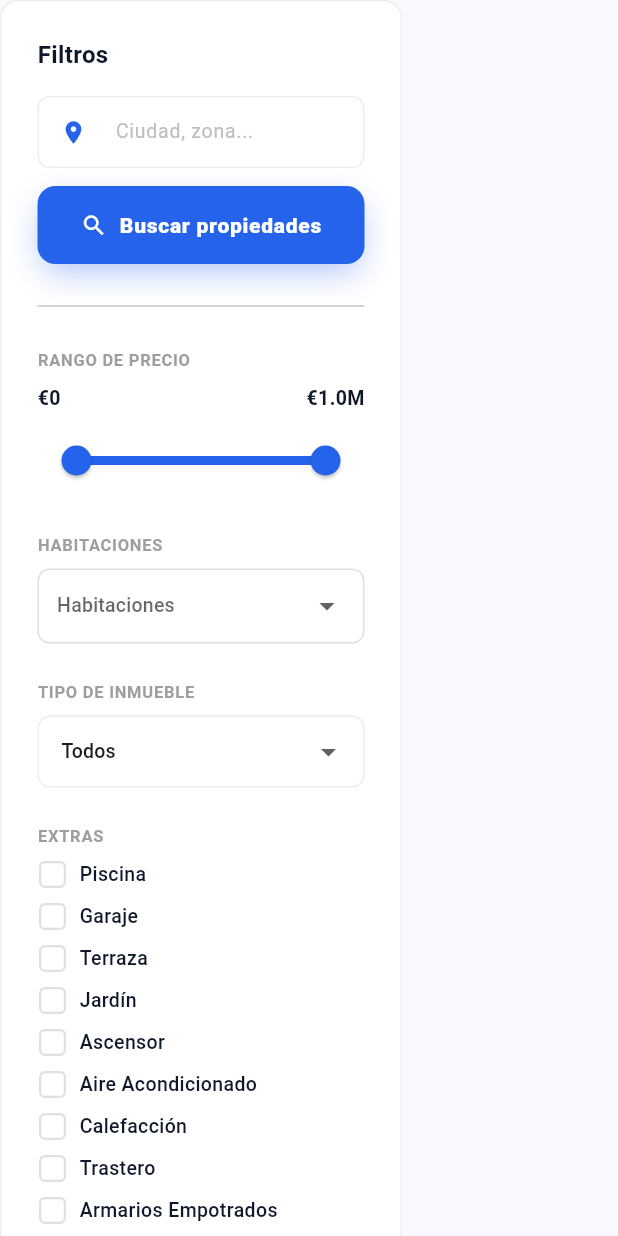
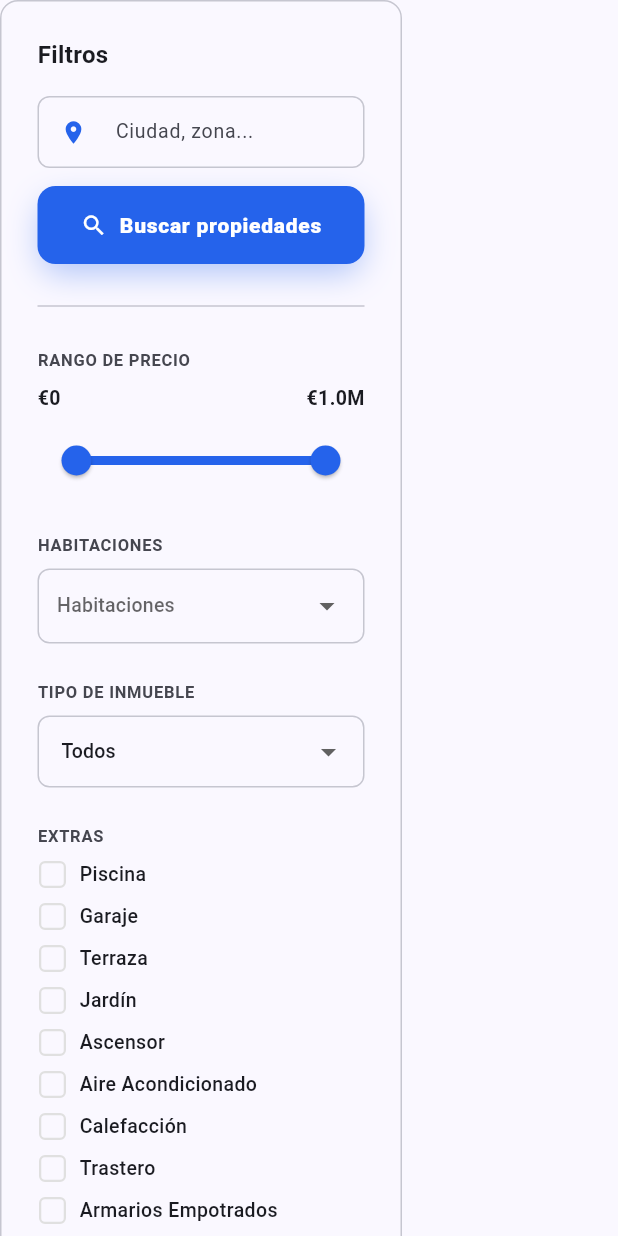
Before and after one commit to Oga3105/InmuFacil_App, a Flutter app: the FilterSidebar widget shown alone on an empty page, opened directly, on a phone screen of 412 x 824 dp. Run offline on Flutter 3.47's test engine with Material 3 defaults, Android fonts, the phone set to English and light mode, and no system bars; our stand-ins replace camera, dartz, dio, easy_localization, equatable, firebase_auth and 10 more; missing offline and left inert: dart:html, dart:ui_web; accounts and stored records are empty; network calls fail.

Commit message:
fix(ui): dark mode + mobile layout for property listing widgets
PropertyListingItem: use LayoutBuilder to switch to vertical Column on
mobile (<560px), Wrap for stats/footer rows, theme.colorScheme colors
throughout, conditional Spacer only on desktop.

FilterSidebar: replace all hardcoded light colors with theme.colorScheme
equivalents for dark mode support.

https://claude.ai/code/session_017epU6oLFpbVNpqNGBWFDgX

```diff
--- a/frontend/lib/presentation/widgets/property_listing/filter_sidebar.dart
+++ b/frontend/lib/presentation/widgets/property_listing/filter_sidebar.dart
@@ -47,7 +47,8 @@ class _FilterSidebarState extends ConsumerState<FilterSidebar> {
     });
 
     final searchState = ref.watch(searchProvider);
-    const navyColor = Color(0xFF0F172A);
+    final theme = Theme.of(context);
+    final onSurface = theme.colorScheme.onSurface;
     const primaryBlue = Color(0xFF2563EB); // User Brand Blue
 
     return Container(
@@ -60,14 +61,14 @@ class _FilterSidebarState extends ConsumerState<FilterSidebar> {
           Container(
             padding: const EdgeInsets.all(24),
             decoration: BoxDecoration(
-              color: Colors.white,
+              color: theme.colorScheme.surface,
               borderRadius: BorderRadius.circular(12),
-              border: Border.all(color: Colors.grey.shade200),
+              border: Border.all(color: theme.colorScheme.outlineVariant),
             ),
             child: Column(
               crossAxisAlignment: CrossAxisAlignment.start,
               children: [
-                  const Row(
+                  Row(
                     mainAxisAlignment: MainAxisAlignment.spaceBetween,
                     children: [
                       Text(
@@ -75,7 +76,7 @@ class _FilterSidebarState extends ConsumerState<FilterSidebar> {
                         style: TextStyle(
                           fontSize: 16,
                           fontWeight: FontWeight.bold,
-                          color: navyColor,
+                          color: onSurface,
                         ),
                       ),
                       // "Limpiar" removed per user request
@@ -88,16 +89,16 @@ class _FilterSidebarState extends ConsumerState<FilterSidebar> {
                     controller: _locationController,
                     decoration: InputDecoration(
                       hintText: 'Ciudad, zona...',
-                      hintStyle: TextStyle(fontSize: 13, color: Colors.grey.shade400),
+                      hintStyle: TextStyle(fontSize: 13, color: theme.colorScheme.onSurfaceVariant),
                       prefixIcon: const Icon(Icons.location_on, size: 18, color: primaryBlue),
                       contentPadding: const EdgeInsets.symmetric(horizontal: 12, vertical: 0),
                       border: OutlineInputBorder(
                         borderRadius: BorderRadius.circular(8),
-                        borderSide: BorderSide(color: Colors.grey.shade200),
+                        borderSide: BorderSide(color: theme.colorScheme.outlineVariant),
                       ),
                       enabledBorder: OutlineInputBorder(
                         borderRadius: BorderRadius.circular(8),
-                        borderSide: BorderSide(color: Colors.grey.shade200),
+                        borderSide: BorderSide(color: theme.colorScheme.outlineVariant),
                       ),
                       focusedBorder: OutlineInputBorder(
                         borderRadius: BorderRadius.circular(8),
@@ -143,11 +144,11 @@ class _FilterSidebarState extends ConsumerState<FilterSidebar> {
                   children: [
                     Text(
                       '€${_formatPrice(searchState.priceRange.start)}',
-                      style: const TextStyle(fontSize: 13, fontWeight: FontWeight.bold, color: navyColor),
+                      style: TextStyle(fontSize: 13, fontWeight: FontWeight.bold, color: onSurface),
                     ),
                     Text(
                       '€${_formatPrice(searchState.priceRange.end)}',
-                      style: const TextStyle(fontSize: 13, fontWeight: FontWeight.bold, color: navyColor),
+                      style: TextStyle(fontSize: 13, fontWeight: FontWeight.bold, color: onSurface),
                     ),
                   ],
                 ),
@@ -176,9 +177,9 @@ class _FilterSidebarState extends ConsumerState<FilterSidebar> {
                 Container(
                   padding: const EdgeInsets.symmetric(horizontal: 12),
                   decoration: BoxDecoration(
-                    color: Colors.white,
+                    color: theme.colorScheme.surface,
                     borderRadius: BorderRadius.circular(8),
-                    border: Border.all(color: Colors.grey.shade300),
+                    border: Border.all(color: theme.colorScheme.outlineVariant),
                   ),
                   child: DropdownButton<int>(
                     value: searchState.minBedrooms > 0 ? searchState.minBedrooms : null,
@@ -210,15 +211,15 @@ class _FilterSidebarState extends ConsumerState<FilterSidebar> {
                   initialValue: searchState.propertyType,
                   decoration: InputDecoration(
                     filled: true,
-                    fillColor: Colors.white,
+                    fillColor: theme.colorScheme.surface,
                     contentPadding: const EdgeInsets.symmetric(horizontal: 12, vertical: 8),
                     border: OutlineInputBorder(
                       borderRadius: BorderRadius.circular(8),
-                      borderSide: BorderSide(color: Colors.grey.shade200),
+                      borderSide: BorderSide(color: theme.colorScheme.outlineVariant),
                     ),
                     enabledBorder: OutlineInputBorder(
                       borderRadius: BorderRadius.circular(8),
-                      borderSide: BorderSide(color: Colors.grey.shade200),
+                      borderSide: BorderSide(color: theme.colorScheme.outlineVariant),
                     ),
                   ),
                   items: PropertyType.values.map((type) {
@@ -301,7 +302,7 @@ class _FilterSidebarState extends ConsumerState<FilterSidebar> {
           Container(
             padding: const EdgeInsets.all(24),
              decoration: BoxDecoration(
-              color: navyColor,
+              color: theme.colorScheme.inverseSurface,
               borderRadius: BorderRadius.circular(12),
             ),
             child: Column(
@@ -350,12 +351,13 @@ class _FilterSidebarState extends ConsumerState<FilterSidebar> {
   }
 
   Widget _buildSectionTitle(String title) {
+    final onSurfaceVariant = Theme.of(context).colorScheme.onSurfaceVariant;
     return Text(
       title.toUpperCase(),
       style: TextStyle(
         fontSize: 11,
         fontWeight: FontWeight.bold,
-        color: Colors.grey.shade500,
+        color: onSurfaceVariant,
         letterSpacing: 0.5,
       ),
     );
@@ -385,6 +387,7 @@ class _FilterSidebarState extends ConsumerState<FilterSidebar> {
   }
 
   Widget _buildRoomButton(BuildContext context, WidgetRef ref, String label, int value, bool isSelected) {
+    final theme = Theme.of(context);
     return InkWell(
       onTap: () => ref.read(searchProvider.notifier).updateMinBedrooms(value),
       child: Container(
@@ -395,7 +398,7 @@ class _FilterSidebarState extends ConsumerState<FilterSidebar> {
           color: isSelected ? const Color(0xFF2563EB) : Colors.transparent,
           borderRadius: BorderRadius.circular(8),
           border: Border.all(
-            color: isSelected ? const Color(0xFF2563EB) : Colors.grey.shade200,
+            color: isSelected ? const Color(0xFF2563EB) : theme.colorScheme.outlineVariant,
           ),
         ),
         child: Text(
@@ -403,7 +406,7 @@ class _FilterSidebarState extends ConsumerState<FilterSidebar> {
           style: TextStyle(
             fontSize: 12,
             fontWeight: FontWeight.bold,
-            color: isSelected ? Colors.white : Colors.grey.shade700,
+            color: isSelected ? Colors.white : theme.colorScheme.onSurface,
           ),
         ),
       ),
@@ -431,10 +434,10 @@ class _FilterSidebarState extends ConsumerState<FilterSidebar> {
           const SizedBox(width: 8),
           Text(
             label,
-            style: const TextStyle(
+            style: TextStyle(
               fontSize: 13,
               fontWeight: FontWeight.w500,
-              color: Color(0xFF0F172A),
+              color: Theme.of(context).colorScheme.onSurface,
             ),
           ),
         ],
```
Also changed, not shown: frontend/lib/presentation/widgets/property_listing/property_listing_item.dart (+100 -79 lines).
